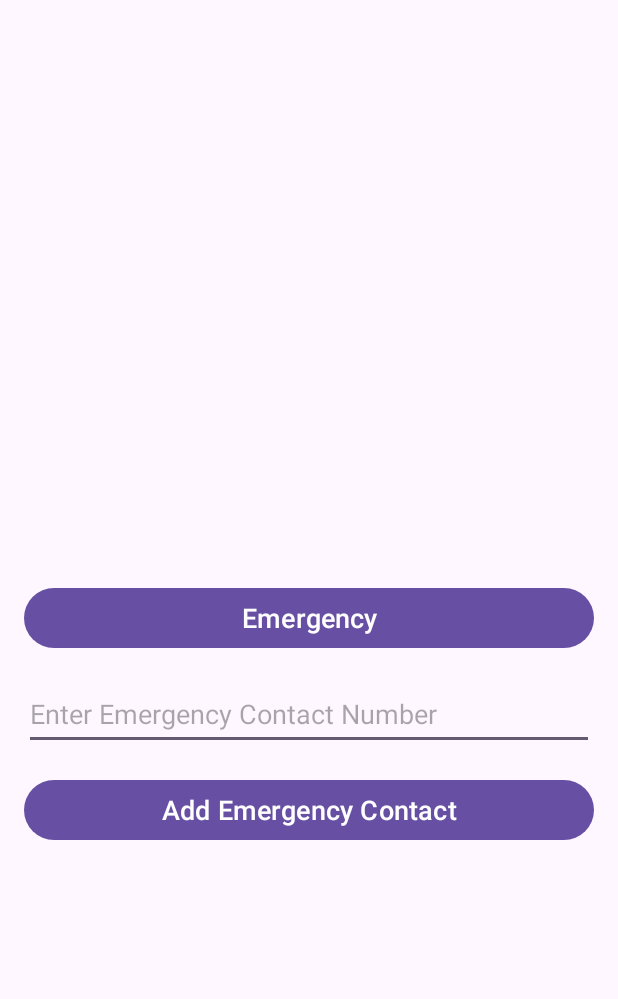
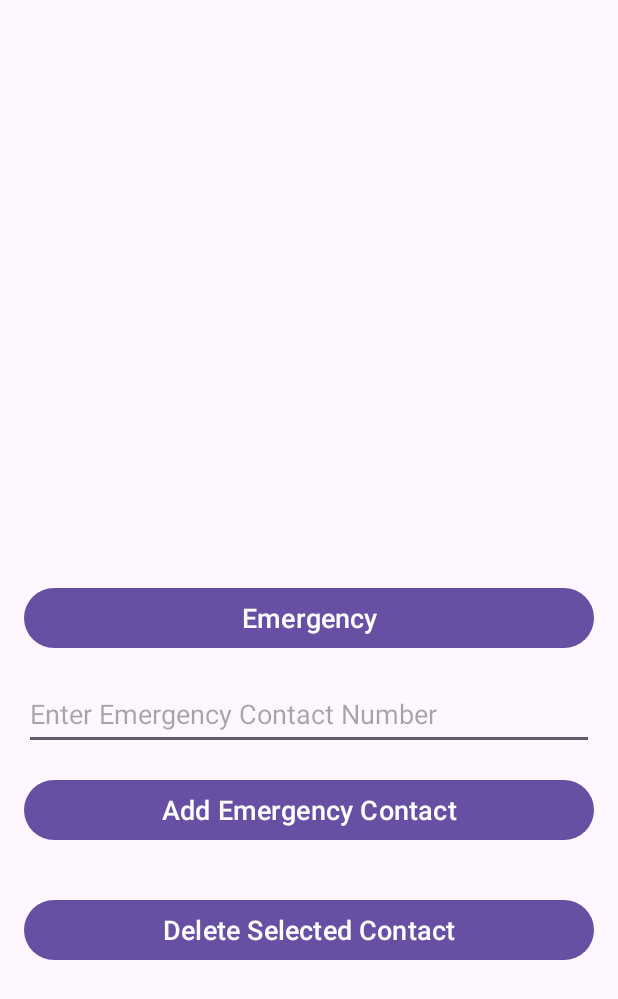
Before and after one commit to Rockstar1215/EldCare, an Android app: the layout activity_emergency.xml on its own in the app's theme, with its tools: preview values and no code run, on a phone screen of 412 x 824 dp. Shown: the top 999 px of the screen. Run offline under Robolectric (Android 15) with nearby library versions, the phone set to English and light mode, and no system bars.

Commit message:
second commit

```diff
--- a/app/src/main/res/layout/activity_emergency.xml
+++ b/app/src/main/res/layout/activity_emergency.xml
@@ -1,4 +1,4 @@
-<!-- activity_emergency.xml -->
+<?xml version="1.0" encoding="utf-8"?>
 <RelativeLayout xmlns:android="http://schemas.android.com/apk/res/android"
     xmlns:tools="http://schemas.android.com/tools"
     android:layout_width="match_parent"
@@ -32,13 +32,19 @@
         android:textSize="18sp"
         android:layout_below="@id/contactEditText"
         android:layout_marginTop="16dp"/>
+    <Button
+        android:id="@+id/deleteContactButton"
+        android:layout_width="match_parent"
+        android:layout_height="wrap_content"
+        android:text="Delete Selected Contact"
+        android:textSize="18sp"
+        android:layout_below="@id/emergencyContactsListView"
+        android:layout_marginTop="16dp"/>
 
     <ListView
         android:id="@+id/emergencyContactsListView"
         android:layout_width="match_parent"
         android:layout_height="wrap_content"
         android:layout_below="@id/addContactButton"
-        android:layout_marginTop="16dp"
-        android:divider="@android:color/darker_gray"
-        android:dividerHeight="1dp"/>
+        android:layout_marginTop="16dp"/>
 </RelativeLayout>
```
Also changed, not shown: app/src/main/java/com/example/old_man/EmergencyActivity.java (+39 -3 lines), app/src/main/java/com/example/old_man/EmergencyContactsAdapter.java (added, +63 -0 lines), app/src/main/res/layout/list_item_emergency_contact.xml (added, +24 -0 lines).
